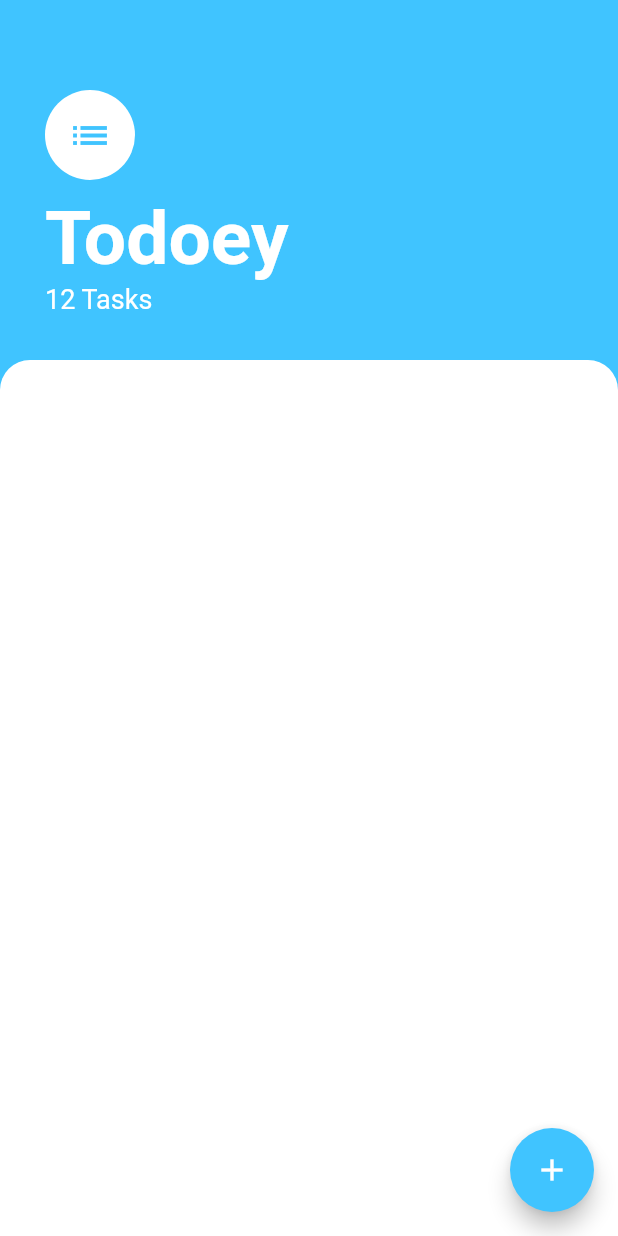
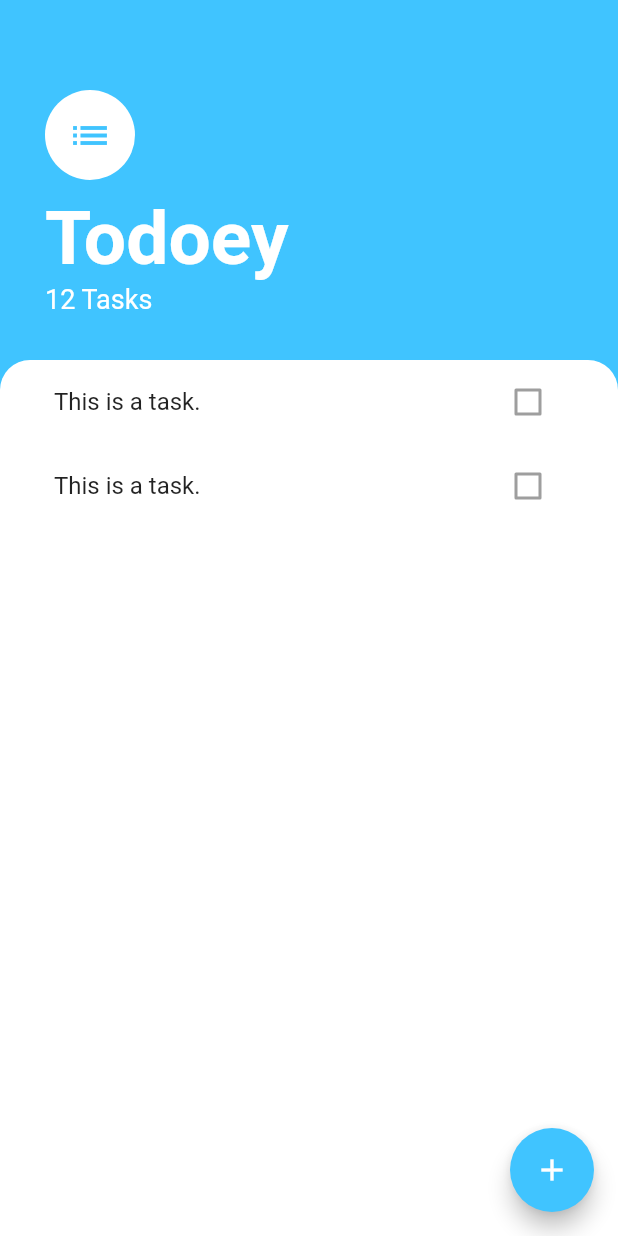
Before and after one commit to jethar/todoey_flutter, a Flutter app: the screen it shows after launch, on a phone screen of 412 x 824 dp. Run offline on Flutter 3.47's test engine with Material 2 defaults, Android fonts, the phone set to English and light mode, and no system bars.

Commit message:
02.The ListView Challenge

```diff
--- a/lib/screens/tasks_screen.dart
+++ b/lib/screens/tasks_screen.dart
@@ -50,6 +50,7 @@ class TasksScreen extends StatelessWidget {
           ),
           Expanded(
             child: Container(
+              padding: EdgeInsets.symmetric(horizontal: 20.0),
 //              height: 300,
               decoration: BoxDecoration(
                 color: Colors.white,
@@ -58,6 +59,18 @@ class TasksScreen extends StatelessWidget {
                   topRight: Radius.circular(20.0),
                 ),
               ),
+              child: ListView(
+                children: <Widget>[
+                  ListTile(
+                    title: Text("This is a task."),
+                    trailing: Checkbox(value: false),
+                  ),
+                  ListTile(
+                    title: Text("This is a task."),
+                    trailing: Checkbox(value: false),
+                  ),
+                ],
+              ),
             ),
           ),
         ],
```
